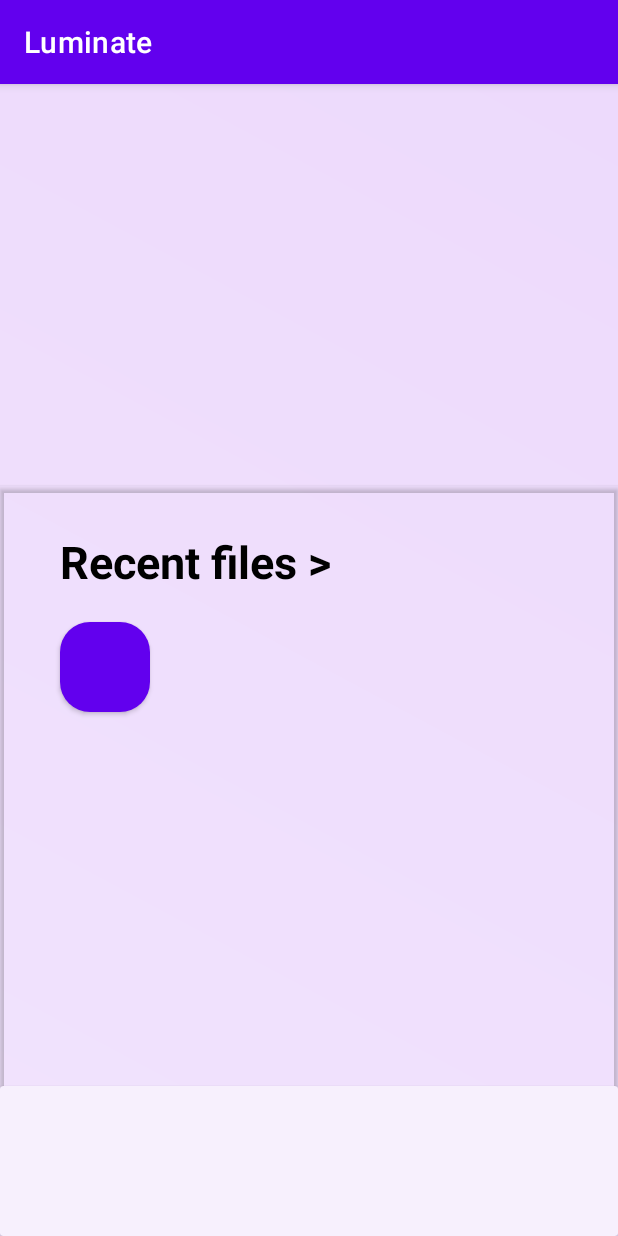
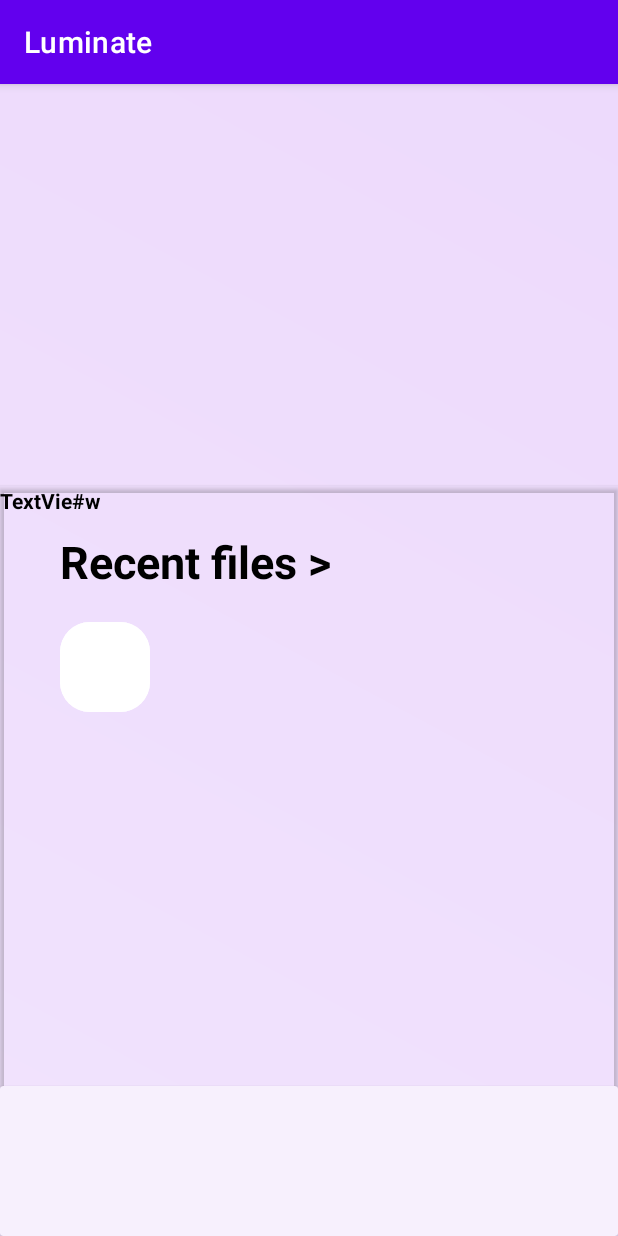
Before and after one commit to TuinboonDev/Luminate, an Android app: the screen it shows after launch (MainActivity), on a phone screen of 412 x 824 dp. Run offline under Robolectric (Android 15) with nearby library versions, the phone set to English and light mode, and no system bars.

Commit message:
Initial commit

```diff
--- a/app/src/main/res/layout/activity_main.xml
+++ b/app/src/main/res/layout/activity_main.xml
@@ -31,6 +31,24 @@
             android:layout_width="match_parent"
             android:layout_height="match_parent">
 
+            <Button
+                android:id="@+id/file"
+                android:layout_width="300dp"
+                android:layout_height="60dp"
+                android:layout_marginStart="40dp"
+                android:layout_marginTop="20dp"
+                android:visibility="invisible"
+                app:layout_constraintStart_toStartOf="parent"
+                app:layout_constraintTop_toBottomOf="@+id/textView" />
+
+            <TextView
+                android:id="@+id/filename"
+                android:layout_width="wrap_content"
+                android:layout_height="wrap_content"
+                android:text="TextVie#w"
+                android:textColor="#000000"
+                android:textStyle="bold" />
+
             <TextView
                 android:id="@+id/textView"
                 android:layout_width="wrap_content"
@@ -45,11 +63,13 @@
                 app:layout_constraintTop_toTopOf="parent" />
 
             <Button
-                android:id="@+id/button"
+                android:id="@+id/cosmeticbutton"
                 android:layout_width="60dp"
                 android:layout_height="60dp"
                 android:layout_marginStart="40dp"
                 android:layout_marginTop="20dp"
+                android:backgroundTint="#ffffff"
+                android:enabled="false"
                 android:insetTop="0dp"
                 android:insetBottom="0dp"
                 app:cornerRadius="20dp"
```
